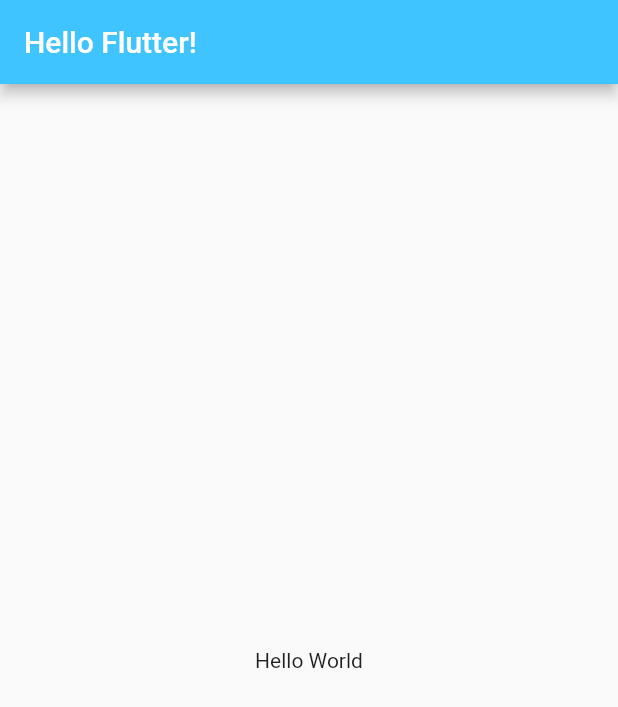
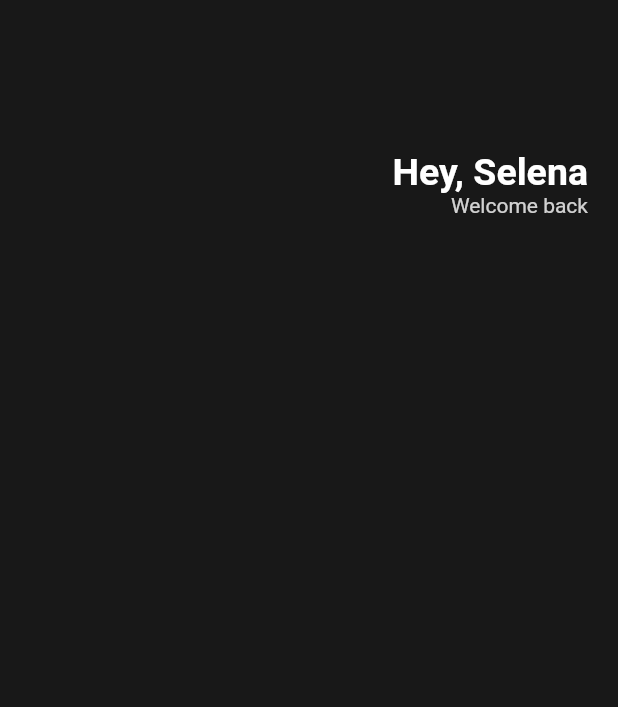
Before and after one commit to lunarmoon7/tooncha, a Flutter app: the screen it shows after launch, on a phone screen of 412 x 824 dp. Shown: the top 707 px of the screen. Run offline on Flutter 3.47's test engine with Material 2 defaults, Android fonts, the phone set to English and light mode, and no system bars.

Commit message:
feat: Add Header

```diff
--- a/lib/main.dart
+++ b/lib/main.dart
@@ -1,4 +1,5 @@
 import 'package:flutter/material.dart';
+
 void main() {
   runApp(App());
 }
@@ -13,13 +14,35 @@
     // Root Widget은 두 개의 옵션 중 하나를 return 해야 한다. 1. MaterialApp 2. CupertinoApp
     return MaterialApp(
       home: Scaffold(
-        appBar: AppBar(
-          backgroundColor: Colors.lightBlueAccent,
-          title: const Text('Hello Flutter!'),
-        ),
-        body: const Center(
-          child: Text('Hello World'),
-        ),
+        backgroundColor: const Color(0xFF181818),
+        body: Padding(
+            padding: const EdgeInsets.symmetric(horizontal: 20),
+            child: Column(
+              children: [
+                const SizedBox(
+                  height: 100,
+                ),
+                Row(
+                  mainAxisAlignment: MainAxisAlignment.end,
+                  children: [
+                    Column(
+                      crossAxisAlignment: CrossAxisAlignment.end,
+                      children: [
+                        const Text('Hey, Selena',
+                            style: TextStyle(
+                                color: Colors.white,
+                                fontSize: 25,
+                                fontWeight: FontWeight.w700)),
+                        Text('Welcome back',
+                            style: TextStyle(
+                              color: Colors.white.withOpacity(0.8),
+                            )),
+                      ],
+                    ),
+                  ],
+                )
+              ],
+            )),
       ),
     );
   }
```
